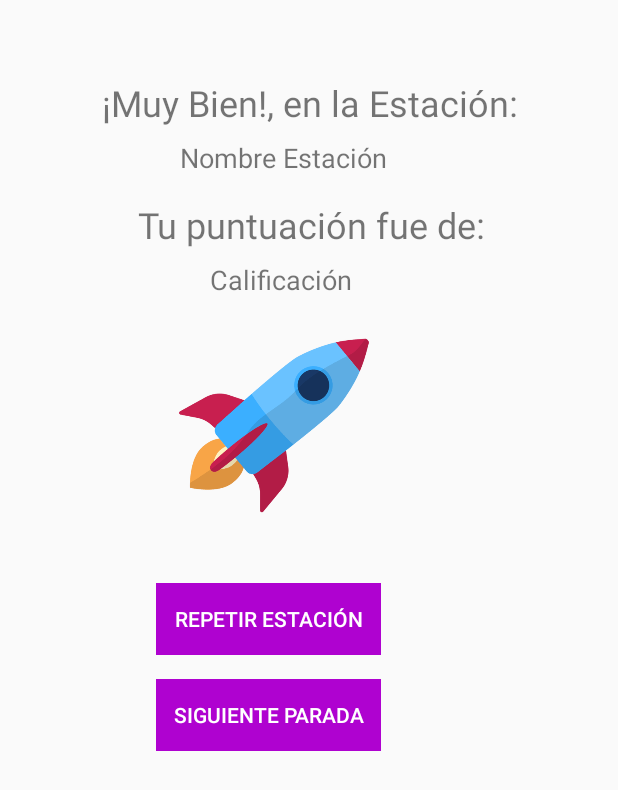
After one commit to imdevelopco/Muiska, an Android app: the layout activity_station_result.xml on its own in the app's theme, with its tools: preview values and no code run, on a phone screen of 412 x 824 dp. The commit adds this screen. Shown: the top 790 px of the screen. Run offline under Robolectric (Android 15) with nearby library versions, the phone set to English and light mode, and no system bars.

Commit message:
Score in Station One.

```diff
--- a/app/src/main/java/com/example/muiska/views/MainActivity.java
+++ b/app/src/main/java/com/example/muiska/views/MainActivity.java
@@ -27,7 +27,7 @@ public class MainActivity extends AppCompatActivity {
     }
 
     public  void cambiarActivity(View view){
-        Intent intent = new Intent(this, QuestionActivity.class);
+        Intent intent = new Intent(this, DashboardActivity.class);
         startActivity(intent);
     }
 
--- a/app/src/main/java/com/example/muiska/views/SplashScreen.java
+++ b/app/src/main/java/com/example/muiska/views/SplashScreen.java
@@ -17,7 +17,7 @@ public class SplashScreen extends AppCompatActivity {
         new Handler().postDelayed(new Runnable() {
             @Override
             public void run() {
-                Intent intent = new Intent(SplashScreen.this, ResultActivity.class);
+                Intent intent = new Intent(SplashScreen.this, MainActivity.class);
                 startActivity(intent);
                 finish();
             }
--- a/app/src/main/res/layout/activity_result.xml
+++ b/app/src/main/res/layout/activity_result.xml
@@ -4,7 +4,7 @@
     xmlns:tools="http://schemas.android.com/tools"
     android:layout_width="match_parent"
     android:layout_height="match_parent"
-    tools:context=".views.ResultActivity">
+    tools:context=".views.RankingActivity">
 
     <TableLayout
         android:id="@+id/containerResult"
--- /dev/null
+++ b/app/src/main/res/layout/activity_station_result.xml
@@ -0,0 +1,91 @@
+<?xml version="1.0" encoding="utf-8"?>
+<androidx.constraintlayout.widget.ConstraintLayout xmlns:android="http://schemas.android.com/apk/res/android"
+    xmlns:app="http://schemas.android.com/apk/res-auto"
+    xmlns:tools="http://schemas.android.com/tools"
+    android:layout_width="match_parent"
+    android:layout_height="match_parent"
+    tools:context=".views.StationResultActivity">
+
+    <ImageView
+        android:id="@+id/imageView"
+        android:layout_width="173dp"
+        android:layout_height="138dp"
+        android:layout_centerInParent="true"
+        android:layout_centerHorizontal="true"
+        android:layout_centerVertical="true"
+        android:layout_marginStart="96dp"
+        android:layout_marginTop="16dp"
+        app:layout_constraintStart_toStartOf="parent"
+        app:layout_constraintTop_toBottomOf="@+id/calificacionTextView"
+        app:srcCompat="@drawable/rocket" />
+
+    <TextView
+        android:id="@+id/textView"
+        android:layout_width="wrap_content"
+        android:layout_height="wrap_content"
+        android:layout_marginStart="68dp"
+        android:layout_marginTop="52dp"
+        android:text="¡Muy Bien!, en la Estación:"
+        android:textSize="24sp"
+        app:layout_constraintStart_toStartOf="parent"
+        app:layout_constraintTop_toTopOf="parent" />
+
+    <TextView
+        android:id="@+id/StationNameTextView"
+        android:layout_width="wrap_content"
+        android:layout_height="wrap_content"
+        android:layout_marginStart="120dp"
+        android:layout_marginTop="8dp"
+        android:text="Nombre Estación"
+        android:textSize="18sp"
+        app:layout_constraintStart_toStartOf="parent"
+        app:layout_constraintTop_toBottomOf="@+id/textView" />
+
+    <TextView
+        android:id="@+id/textView6"
+        android:layout_width="wrap_content"
+        android:layout_height="wrap_content"
+        android:layout_marginStart="92dp"
+        android:layout_marginTop="16dp"
+        android:text="Tu puntuación fue de:"
+        android:textSize="24sp"
+        app:layout_constraintStart_toStartOf="parent"
+        app:layout_constraintTop_toBottomOf="@+id/StationNameTextView" />
+
+    <TextView
+        android:id="@+id/calificacionTextView"
+        android:layout_width="wrap_content"
+        android:layout_height="wrap_content"
+        android:layout_marginStart="140dp"
+        android:layout_marginTop="8dp"
+        android:text="Calificación"
+        android:textSize="18sp"
+        app:layout_constraintStart_toStartOf="parent"
+        app:layout_constraintTop_toBottomOf="@+id/textView6" />
+
+    <Button
+        android:id="@+id/button"
+        android:layout_width="150dp"
+        android:layout_height="wrap_content"
+        android:layout_marginStart="104dp"
+        android:layout_marginTop="36dp"
+        android:background="@color/colorPrimary"
+        android:text="Repetir estación"
+        android:textAlignment="center"
+        android:textColor="@color/fondoAPP"
+        app:layout_constraintStart_toStartOf="parent"
+        app:layout_constraintTop_toBottomOf="@+id/imageView" />
+
+    <Button
+        android:id="@+id/button2"
+        android:layout_width="150dp"
+        android:layout_height="wrap_content"
+        android:layout_marginStart="104dp"
+        android:layout_marginTop="16dp"
+        android:background="@color/colorPrimary"
+        android:text="Siguiente parada"
+        android:textAlignment="center"
+        android:textColor="@color/fondoAPP"
+        app:layout_constraintStart_toStartOf="parent"
+        app:layout_constraintTop_toBottomOf="@+id/button" />
+</androidx.constraintlayout.widget.ConstraintLayout>
```
Also changed, not shown: app/src/main/AndroidManifest.xml (+19 -10 lines), app/src/main/java/com/example/muiska/views/DashboardActivity.java (+6 -3 lines), app/src/main/java/com/example/muiska/views/NarrationActivity.java (+7 -1 lines), app/src/main/java/com/example/muiska/views/QuestionActivity.java (+22 -4 lines), app/src/main/java/com/example/muiska/views/RankingActivity.java (added, +23 -0 lines), app/src/main/java/com/example/muiska/views/ResultActivity.java (deleted, +0 -16 lines), app/src/main/java/com/example/muiska/views/StationResultActivity.java (added, +26 -0 lines), app/src/main/res/drawable/rocket.png (added).
